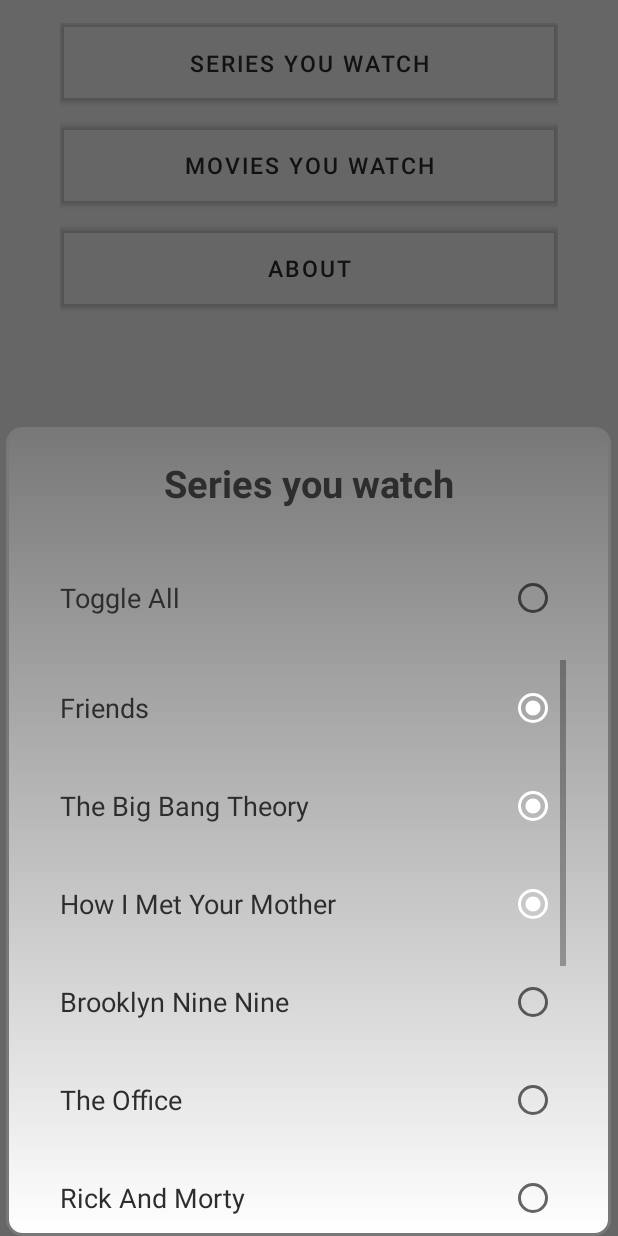
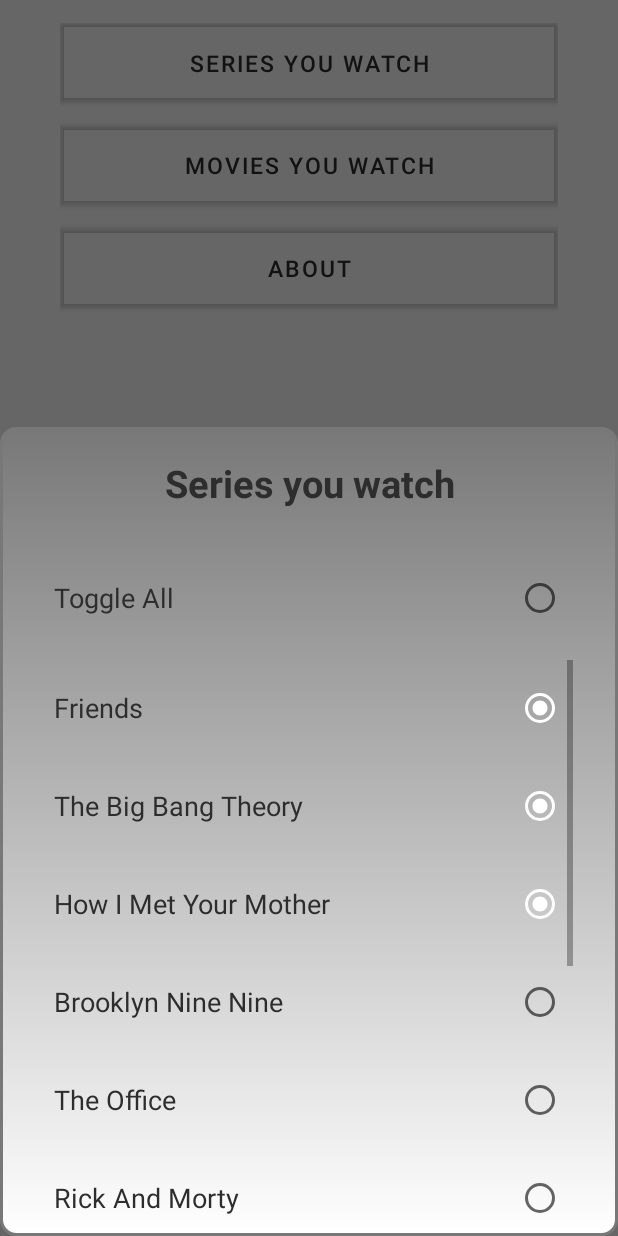
Before and after one commit to OfekHarel/Random-Play, an Android app: the fragment SettingsFragment shown on its own in the app's theme, after a tap on "SERIES YOU WATCH", on a phone screen of 412 x 824 dp. Run offline under Robolectric (Android 15) with nearby library versions, the phone set to English and light mode, and no system bars.

Commit message:
release
Signed-off-by: Ofek Harel <ofekizh@gmail.com>

```diff
--- a/app/build.gradle
+++ b/app/build.gradle
@@ -10,8 +10,8 @@ android {
         applicationId "com.horizon.randomplay"
         minSdkVersion 26
         targetSdkVersion 31
-        versionCode 15
-        versionName '6.1.3'
+        versionCode 16
+        versionName '6.2.0'
 
         testInstrumentationRunner "androidx.test.runner.AndroidJUnitRunner"
     }
--- a/app/src/main/AndroidManifest.xml
+++ b/app/src/main/AndroidManifest.xml
@@ -18,7 +18,7 @@
             android:name=".Activities.StreamingServicesLogoManager"
             android:exported="true" />
         <activity
-            android:name=".Activities.preff.PopUpMovieSeriesPrefActivity"
+            android:name=".Activities.preff.PopUpMovieSeriesSettingsActivity"
             android:screenOrientation="portrait"
             android:theme="@style/Theme.RandomPlay.popWindow" />
         <activity
--- a/app/src/main/java/com/horizon/randomplay/Activities/preff/PopUpMovieSeriesPrefActivity.java
+++ b/app/src/main/java/com/horizon/randomplay/Activities/preff/PopUpMovieSeriesSettingsActivity.java
@@ -16,7 +16,7 @@ import com.horizon.randomplay.util.Vars;
 import java.util.ArrayList;
 import java.util.Collections;
 
-public class PopUpMovieSeriesPrefActivity extends BaseActivity {
+public class PopUpMovieSeriesSettingsActivity extends BaseActivity {
 
     private ListView listView;
     private ListView toggle;
--- a/app/src/main/java/com/horizon/randomplay/Activities/preff/PrefFragment.java
+++ b/app/src/main/java/com/horizon/randomplay/Activities/preff/SettingsFragment.java
@@ -28,7 +28,7 @@ import android.widget.ArrayAdapter;
 import java.util.ArrayList;
 import java.util.Collections;
 
-public class PrefFragment extends BaseFragment {
+public class SettingsFragment extends BaseFragment {
 
     private ListView listView;
     private ListView toggle;
@@ -40,14 +40,14 @@ public class PrefFragment extends BaseFragment {
 
     private final String ALL = "Toggle All";
 
-    public PrefFragment() { }
+    public SettingsFragment() { }
 
 
     @SuppressLint("ClickableViewAccessibility")
     @Override
     public View onCreateView(LayoutInflater inflater, ViewGroup container,
                              Bundle savedInstanceState) {
-        this.rootView = inflater.inflate(R.layout.fragment_pref, container, false);
+        this.rootView = inflater.inflate(R.layout.fragment_settings, container, false);
 
         dialog = new Dialog(getContext());
         dialog.setCanceledOnTouchOutside(true);
@@ -58,18 +58,18 @@ public class PrefFragment extends BaseFragment {
         getActivity().getWindowManager().getDefaultDisplay().getMetrics(dm);
         int width = dm.widthPixels;
         int height = dm.heightPixels;
-        dialog.getWindow().setLayout((int) (width * 0.98), (int) (height * 0.655));
+        dialog.getWindow().setLayout((int) (width * 1), (int) (height * 0.655));
 
         WindowManager.LayoutParams params = dialog.getWindow().getAttributes();
         dialog.getWindow().setBackgroundDrawable(new ColorDrawable(Color.TRANSPARENT));
         params.gravity = Gravity.BOTTOM;
         dialog.getWindow().setAttributes(params);
 
-        Button seriesPreff = rootView.findViewById(R.id.series_pref_btn);
-        seriesPreff.setOnClickListener(v -> openSeriesMoviesPop(true));
+        Button series = rootView.findViewById(R.id.series_pref_btn);
+        series.setOnClickListener(v -> openSeriesMoviesPop(true));
 
-        Button moviePreff = rootView.findViewById(R.id.movie_pref_btn);
-        moviePreff.setOnClickListener(v -> openSeriesMoviesPop(false));
+        Button movie = rootView.findViewById(R.id.movie_pref_btn);
+        movie.setOnClickListener(v -> openSeriesMoviesPop(false));
 
         Button about = rootView.findViewById(R.id.info_btn);
         about.setOnClickListener(v -> { openAbout(); });
--- a/app/src/main/java/com/horizon/randomplay/util/FragmentAdapter.java
+++ b/app/src/main/java/com/horizon/randomplay/util/FragmentAdapter.java
@@ -9,7 +9,7 @@ import androidx.viewpager2.adapter.FragmentStateAdapter;
 import com.horizon.randomplay.Activities.history.HistoryFragment;
 import com.horizon.randomplay.Activities.movies.MovieFragment;
 import com.horizon.randomplay.Activities.series.SeriesFragment;
-import com.horizon.randomplay.Activities.preff.PrefFragment;
+import com.horizon.randomplay.Activities.preff.SettingsFragment;
 
 public class FragmentAdapter extends FragmentStateAdapter {
 
@@ -45,7 +45,7 @@ public class FragmentAdapter extends FragmentStateAdapter {
             case 2:
                 return new MovieFragment();
             case 3:
-                return new PrefFragment();
+                return new SettingsFragment();
         }
         return null;
     }
--- a/app/src/main/res/layout/fragment_pref.xml
+++ b/app/src/main/res/layout/fragment_settings.xml
@@ -7,7 +7,7 @@
     android:layout_height="match_parent"
     android:paddingHorizontal="40dp"
     android:translationY="15dp"
-    tools:context=".Activities.preff.PrefFragment">
+    tools:context=".Activities.preff.SettingsFragment">
 
     <Button
         android:id="@+id/series_pref_btn"
--- a/app/src/main/res/layout/pop_up_pref_about.xml
+++ b/app/src/main/res/layout/pop_up_pref_about.xml
@@ -5,7 +5,7 @@
     xmlns:android="http://schemas.android.com/apk/res/android"
     android:layout_width="match_parent"
     android:layout_height="match_parent"
-    tools:context=".Activities.preff.PopUpMovieSeriesPrefActivity"
+    tools:context=".Activities.preff.PopUpMovieSeriesSettingsActivity"
     android:paddingHorizontal="0dp"
     android:background="@drawable/circleback"
     android:id="@+id/pop_container">
--- a/app/src/main/res/layout/pop_up_pref_movies_series.xml
+++ b/app/src/main/res/layout/pop_up_pref_movies_series.xml
@@ -5,7 +5,7 @@
     xmlns:android="http://schemas.android.com/apk/res/android"
     android:layout_width="match_parent"
     android:layout_height="match_parent"
-    tools:context=".Activities.preff.PopUpMovieSeriesPrefActivity"
+    tools:context=".Activities.preff.PopUpMovieSeriesSettingsActivity"
     android:paddingHorizontal="0dp"
     android:background="@drawable/circleback"
     android:id="@+id/pop_container">
```
Also changed, not shown: 1 other file.
